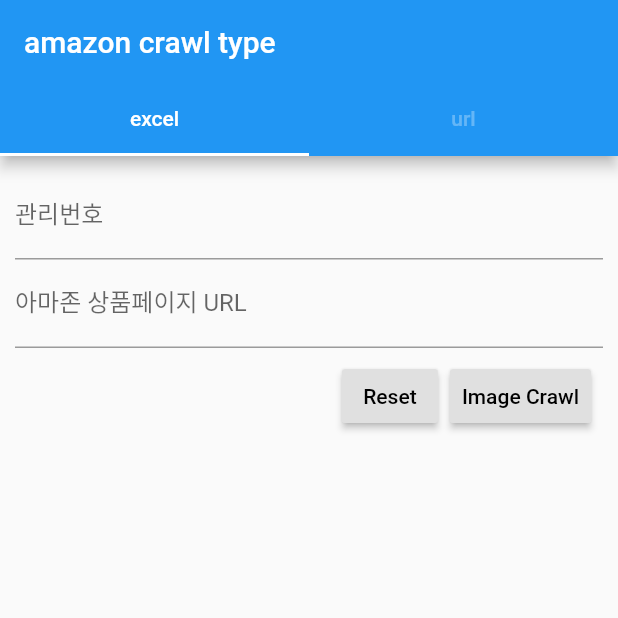
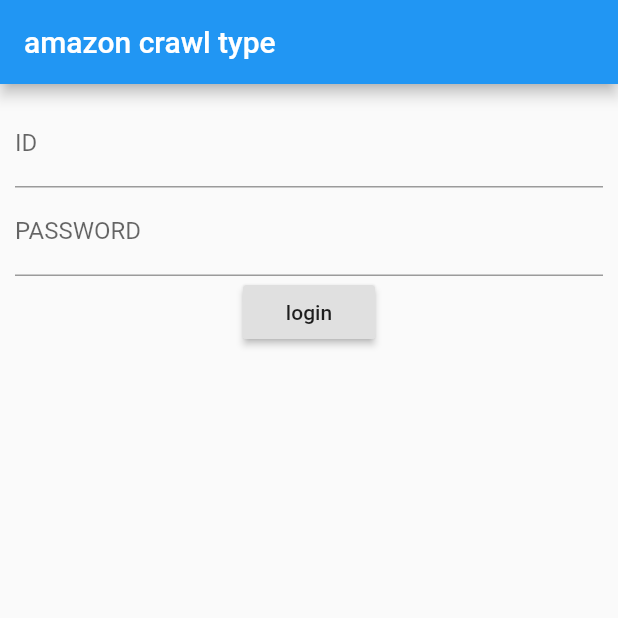
Before and after one commit to snailoff/works_amazonc, a Flutter app: the screen it shows after launch, on a phone screen of 412 x 824 dp, the top half of it. Run offline on Flutter 3.47's test engine with Material 2 defaults, Android fonts, the phone set to English and light mode, and no system bars; missing offline and left inert: mysql1; project files that could hold a hidden picture were left out.

Commit message:
login 처리

```diff
--- a/amazonc/lib/main.dart
+++ b/amazonc/lib/main.dart
@@ -20,6 +20,15 @@ import 'package:flutter/services.dart';
 import 'dart:async';
 import 'dart:io';
 import 'package:http/http.dart' as http;
+import 'package:mysql1/mysql1.dart' as sql;
+
+var settings = new sql.ConnectionSettings(
+  host: 'jobbot.co.kr',
+  port: 3306,
+  user: 'jobbot',
+  password: 'skantkfkd00',
+  db: 'amazonc',
+);
 
 void main() {
   // See https://github.com/flutter/flutter/wiki/Desktop-shells#target-platform-override
@@ -38,10 +47,151 @@ class MyApp extends StatelessWidget {
         // See https://github.com/flutter/flutter/wiki/Desktop-shells#fonts
         fontFamily: 'Roboto',
       ),
-      home: MyHomePage(title: 'amazonc-*'),
+      home: LoginPage(),
+      routes: {
+        "/login": (_) => new LoginPage(),
+        "/home": (_) => new MyHomePage()
+      }
     );
   }
 }
+
+class LoginPage extends StatefulWidget {
+  @override
+  State<StatefulWidget> createState() => LoginState();
+}
+
+class LoginState extends State<LoginPage> {
+  TextEditingController useridInputController;
+  TextEditingController passwdInputController;
+
+  final loginFormKey = GlobalKey<FormState>();
+
+  @override
+  void initState() {
+    useridInputController = TextEditingController();
+    passwdInputController = TextEditingController();
+    super.initState();
+  }
+
+  @override
+  void dispose() {
+    useridInputController.dispose();
+    passwdInputController.dispose();
+    super.dispose();
+  }
+
+  Future<bool> isService() async {
+    final connection = await sql.MySqlConnection.connect(settings);
+    var results = await connection.query("select is_service from amazonc_setting limit 1");
+    bool result = false;
+
+    if(results != null && results.length == 1 && results.first[0] == 1){
+      result = true;
+    }
+
+    await connection.close();
+    return result;
+  }
+
+  Future<bool> isValidUser() async {
+    final connection = await sql.MySqlConnection.connect(settings);
+    var userid = useridInputController != null ? useridInputController.text : "";
+    var passwd = passwdInputController != null ? passwdInputController.text : "";
+    print("userid: ${userid}, password: ${passwd}");
+    var results = await connection.query("select passwd=password('${passwd}') from amazonc_user where userid='${userid}'");
+    bool result = false;
+
+    if(results != null && results.length == 1 && results.first[0] == 1) {
+      result = true;
+    }
+
+    await connection.close();
+    return result;
+  }
+  @override
+  Widget build(BuildContext context) {
+    return MaterialApp(
+      home: Scaffold(
+          appBar: AppBar(
+            title: Text('amazon crawl type'),
+          ),
+          body: Padding(
+              padding: EdgeInsets.all(10.0),
+              child:
+                  Form(key: loginFormKey,
+                    child: Column(
+                      children: <Widget>[
+                        TextFormField(
+                          decoration: InputDecoration( labelText: 'ID'),
+                          controller: useridInputController,
+                          validator: (value) {
+                            if (value.isEmpty) {
+                              return 'ID 를 입력해주세요.';
+                            }
+                            return null;
+                          },
+                        ),
+                      TextFormField(
+                        decoration: InputDecoration( labelText: 'PASSWORD'),
+                        controller: passwdInputController,
+                        validator: (value) {
+                          if (value.isEmpty) {
+                            return 'PASSWORD 를 입력해주세요.';
+                          }
+                          return null;
+                        },
+                      ),
+                      RaisedButton(
+                        onPressed: () async {
+                          if(loginFormKey.currentState.validate()) {
+                            var isRun = await isService();
+                            var isValid = await isValidUser();
+
+                            if(await isService() && await isValidUser()){
+                              Navigator.pushReplacementNamed(context, "/home");
+
+                            }else{
+                              await showDialog(
+                                context: context,
+                                builder: (BuildContext context) {
+                                  // return object of type Dialog
+                                  return AlertDialog(
+//                              title: new Text("Alert Dialog title"),
+                                    content: new Text("존재하지 않는 User 이거나 Password가 잘못되었습니다. "),
+                                    actions: <Widget>[
+                                      // usually buttons at the bottom of the dialog
+                                      new FlatButton(
+                                        child: new Text("Close"),
+                                        onPressed: () {
+                                          Navigator.of(context).pop();
+                                        },
+                                      ),
+                                    ],
+                                  );
+                                },
+                              );
+
+                            }
+                          }
+
+                        },
+                        child: Text('login'),
+
+                      ),
+                    ],
+                  )
+                ,)
+
+          )
+      ),
+
+    );
+  }
+
+}
+
+
 
 class MyHomePage extends StatefulWidget {
   MyHomePage({Key key, this.title}) : super(key: key);
@@ -51,6 +201,8 @@ class MyHomePage extends StatefulWidget {
   @override
   _MyHomePageState createState() => _MyHomePageState();
 }
+
+
 
 class _MyHomePageState extends State<MyHomePage> with SingleTickerProviderStateMixin {
 
@@ -77,7 +229,6 @@ class _MyHomePageState extends State<MyHomePage> with SingleTickerProviderStateM
     super.dispose();
   }
 
-
   @override
   Widget build(BuildContext context) {
 
@@ -85,8 +236,7 @@ class _MyHomePageState extends State<MyHomePage> with SingleTickerProviderStateM
       title: "amazonc app",
       home: DefaultTabController(
         length: 2,
-        child:
-        Scaffold(
+        child: Scaffold(
           appBar: AppBar(
             title: Text('amazon crawl type'),
             bottom: TabBar(
@@ -99,6 +249,8 @@ class _MyHomePageState extends State<MyHomePage> with SingleTickerProviderStateM
           ),
           body: TabBarView(
             children: [
+              // excel crawl
+              Icon(Icons.directions_car),
               // url crawl
 
               Padding(
@@ -154,14 +306,6 @@ class _MyHomePageState extends State<MyHomePage> with SingleTickerProviderStateM
                       ],
                     ),
                   ),
-
-//                  FloatingActionButton(
-//                    tooltip: 'Refresh',
-//                    child: Icon(Icons.replay),
-//                    onPressed: isDisableRefresh ? null : singleCrawlingReset
-//
-//                  ),
-
                   Expanded(
                       child:
                       ListView.builder
@@ -188,11 +332,9 @@ class _MyHomePageState extends State<MyHomePage> with SingleTickerProviderStateM
                 ],
 
                 ),
+              ),
 
 
-              ),
-              // excel crawl
-              Icon(Icons.directions_car),
             ],
           ),
         ),
@@ -201,6 +343,7 @@ class _MyHomePageState extends State<MyHomePage> with SingleTickerProviderStateM
       );
 
   }
+
 
   crawlingSingle() async {
     print("===== crawling (single) =====");
--- a/amazonc/pubspec.yaml
+++ b/amazonc/pubspec.yaml
@@ -16,6 +16,7 @@ dependencies:
 
   cupertino_icons: ^0.1.0
   http: ^0.12.0+2
+  mysql1: ^0.17.0+1
 
 
 dev_dependencies:
```
